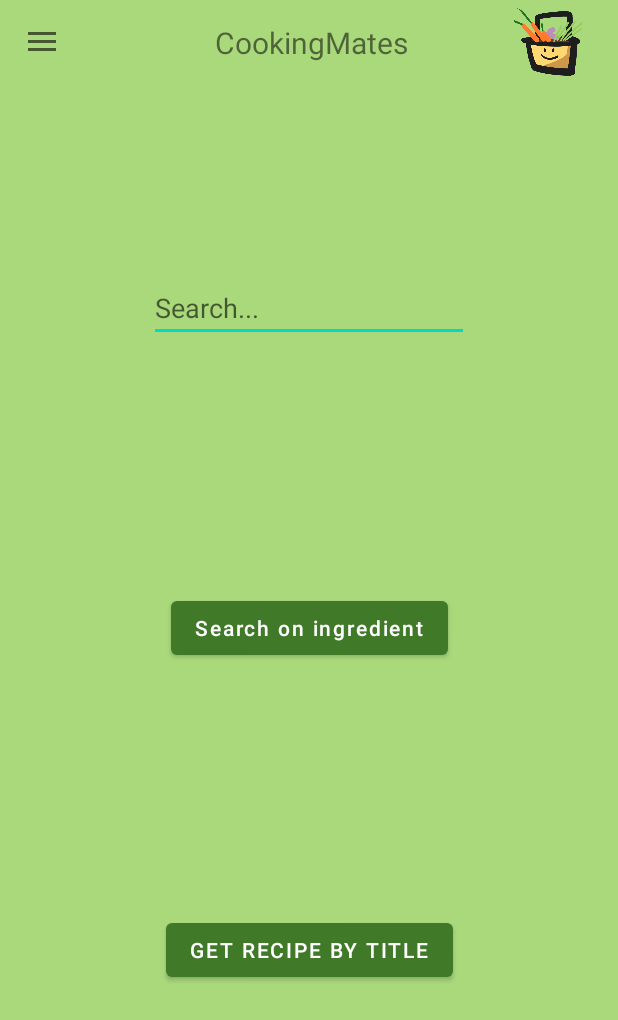
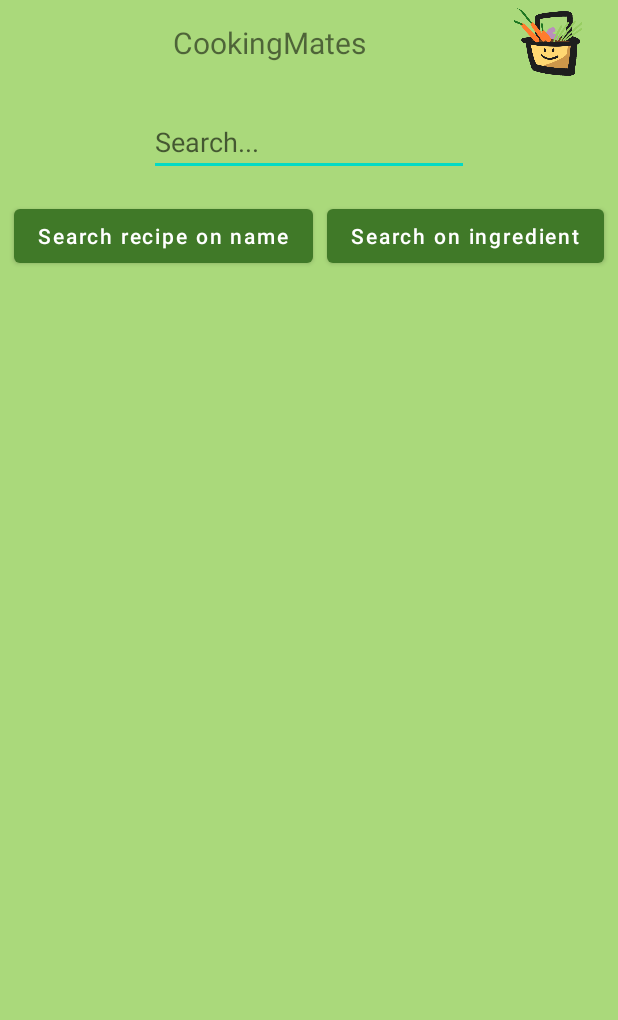
Before and after one commit to EzraLeeuwenhage/CookingMates, an Android app: the SearchRecipe screen opened directly, with no data from a screen before it, on a phone screen of 412 x 824 dp. Shown: the top 1020 px of the screen. Run offline under Robolectric (Android 15) with nearby library versions, the phone set to English and light mode, and no system bars; our stand-ins replace Picasso; pictures from the network do not load.

Commit message:
Search gui

```diff
--- a/AndroidApp/app/src/main/res/layout/activity_search_recipe.xml
+++ b/AndroidApp/app/src/main/res/layout/activity_search_recipe.xml
@@ -21,32 +21,31 @@
         android:layout_width="match_parent"
         android:layout_height="match_parent">
 
-        <include layout="@layout/toolbar" />
-
         <Button
             android:id="@+id/button"
             android:layout_width="wrap_content"
             android:layout_height="wrap_content"
+            android:layout_marginTop="16dp"
             android:onClick="getRecipes"
             android:text="Search on ingredient"
             android:textAllCaps="false"
-            app:layout_constraintBottom_toTopOf="@+id/button4"
             app:layout_constraintEnd_toEndOf="parent"
             app:layout_constraintHorizontal_bias="0.5"
-            app:layout_constraintStart_toStartOf="parent"
+            app:layout_constraintStart_toEndOf="@+id/button4"
             app:layout_constraintTop_toBottomOf="@+id/editSearchBar" />
 
         <Button
             android:id="@+id/button4"
             android:layout_width="wrap_content"
             android:layout_height="wrap_content"
+            android:layout_marginTop="16dp"
             android:onClick="getRecipeByTitle"
-            android:text="Get recipe by title"
-            app:layout_constraintBottom_toBottomOf="parent"
-            app:layout_constraintEnd_toEndOf="parent"
+            android:text="Search recipe on name"
+            android:textAllCaps="false"
+            app:layout_constraintEnd_toStartOf="@+id/button"
             app:layout_constraintHorizontal_bias="0.5"
             app:layout_constraintStart_toStartOf="parent"
-            app:layout_constraintTop_toBottomOf="@+id/button" />
+            app:layout_constraintTop_toBottomOf="@+id/editSearchBar" />
 
         <EditText
             android:id="@+id/editSearchBar"
@@ -60,11 +59,35 @@
             android:ems="10"
             android:hint="@string/search_bar"
             android:inputType="textPersonName"
-            app:layout_constraintBottom_toTopOf="@+id/button"
             app:layout_constraintEnd_toEndOf="parent"
             app:layout_constraintHorizontal_bias="0.5"
             app:layout_constraintStart_toStartOf="parent"
-            app:layout_constraintTop_toTopOf="parent" />
+            app:layout_constraintTop_toBottomOf="@+id/include6" />
 
-        </androidx.constraintlayout.widget.ConstraintLayout>
+        <include
+            android:id="@+id/include6"
+            layout="@layout/toolbar" />
+
+        <ScrollView
+            android:layout_width="0dp"
+            android:layout_height="0dp"
+            android:layout_marginStart="16dp"
+            android:layout_marginLeft="16dp"
+            android:layout_marginTop="16dp"
+            android:layout_marginEnd="16dp"
+            android:layout_marginRight="16dp"
+            android:layout_marginBottom="16dp"
+            app:layout_constraintBottom_toBottomOf="parent"
+            app:layout_constraintEnd_toEndOf="parent"
+            app:layout_constraintStart_toStartOf="parent"
+            app:layout_constraintTop_toBottomOf="@+id/button4">
+
+            <LinearLayout
+                android:id="@+id/resultLayout"
+                android:layout_width="match_parent"
+                android:layout_height="wrap_content"
+                android:orientation="vertical" />
+        </ScrollView>
+
+    </androidx.constraintlayout.widget.ConstraintLayout>
     </androidx.drawerlayout.widget.DrawerLayout>
```
